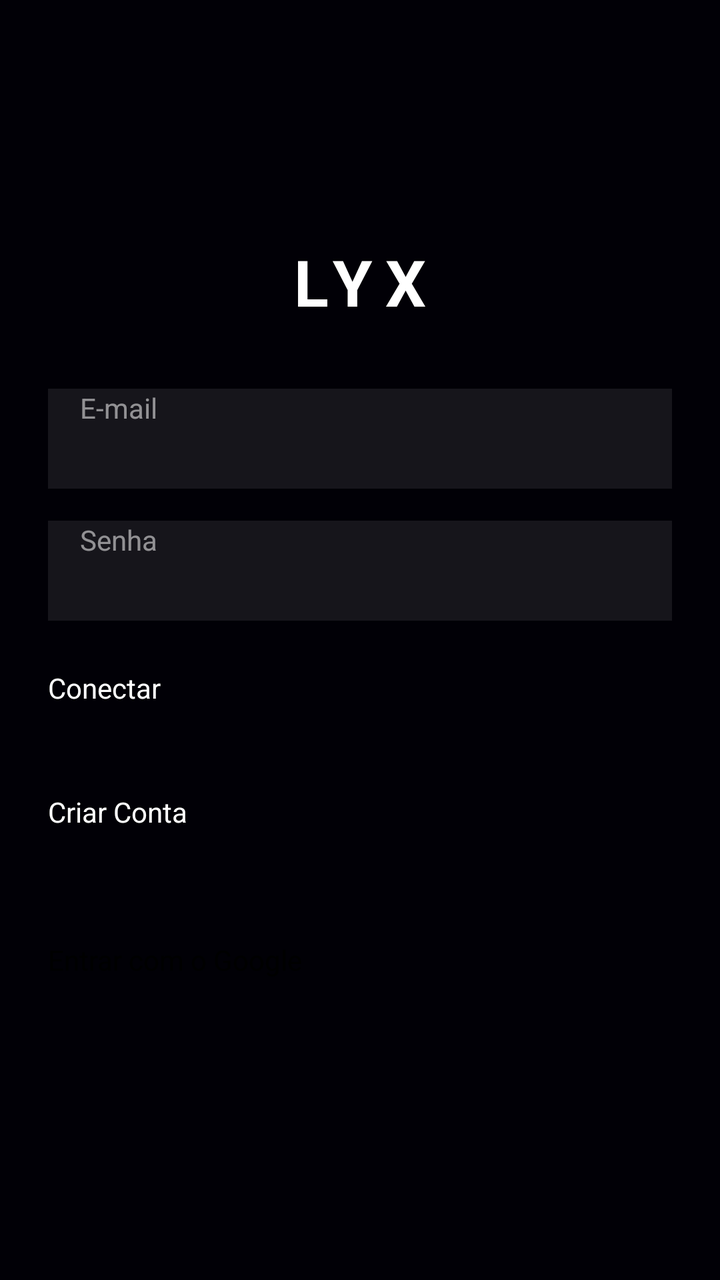
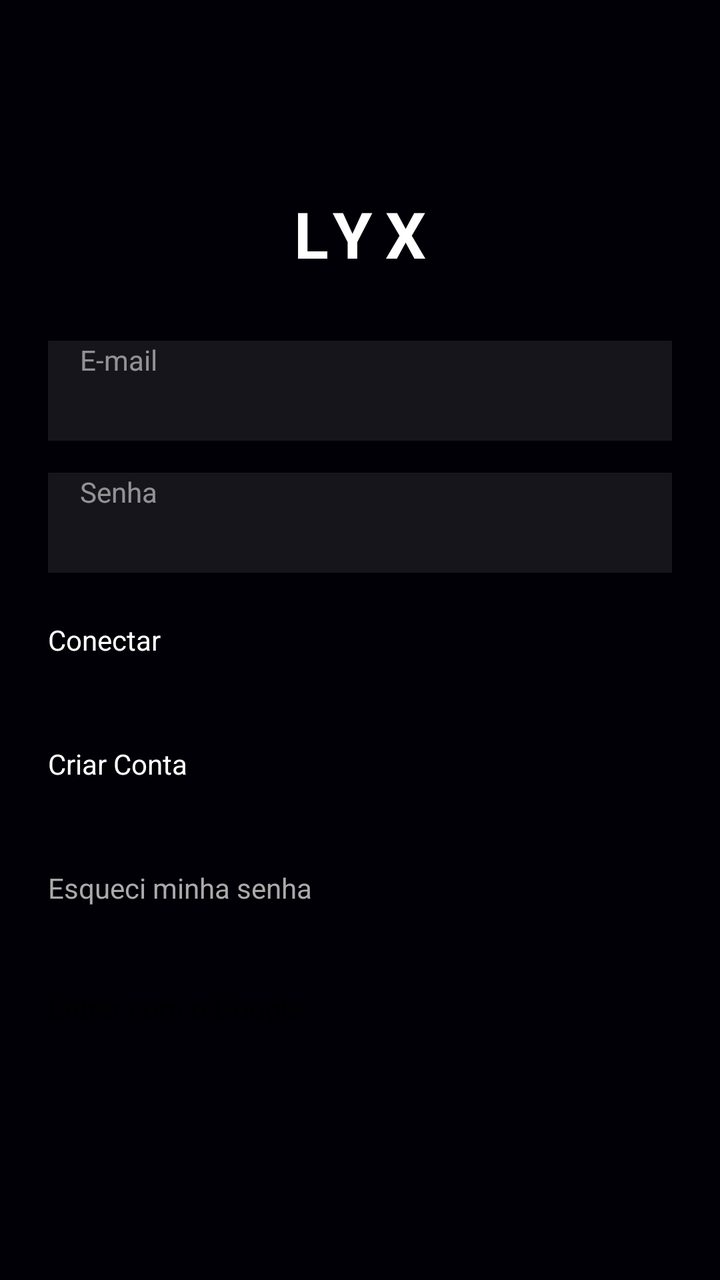

Compare the two renders of this Android layout. The source of the first and the diff that turns it into the second are given below.
<!-- AndroidManifest.xml: application theme android:Theme.Material.NoActionBar -->
<!-- res/layout/activity_main.xml -->
<?xml version="1.0" encoding="utf-8"?>
<LinearLayout xmlns:android="http://schemas.android.com/apk/res/android"
    android:layout_width="match_parent"
    android:layout_height="match_parent"
    android:background="#010006"
    android:gravity="center"
    android:orientation="vertical"
    android:padding="24dp">

    <TextView
        android:layout_width="wrap_content"
        android:layout_height="wrap_content"
        android:layout_marginBottom="32dp"
        android:letterSpacing="0.2"
        android:text="LYX"
        android:textColor="#FFFFFF"
        android:textSize="32sp"
        android:textStyle="bold" />

    <EditText
        android:id="@+id/editEmail"
        android:layout_width="match_parent"
        android:layout_height="50dp"
        android:layout_marginBottom="16dp"
        android:background="#15FFFFFF"
        android:hint="E-mail"
        android:inputType="textEmailAddress"
        android:paddingHorizontal="16dp"
        android:textColor="#FFFFFF"
        android:textColorHint="#88FFFFFF" />

    <EditText
        android:id="@+id/editSenha"
        android:layout_width="match_parent"
        android:layout_height="50dp"
        android:layout_marginBottom="24dp"
        android:background="#15FFFFFF"
        android:hint="Senha"
        android:inputType="textPassword"
        android:paddingHorizontal="16dp"
        android:textColor="#FFFFFF"
        android:textColorHint="#88FFFFFF" />

    <Button
        android:id="@+id/btnLogar"
        android:layout_width="match_parent"
        android:layout_height="50dp"
        android:layout_marginBottom="12dp"
        android:backgroundTint="#6200EE"
        android:text="Conectar"
        android:textColor="#FFFFFF" />

    <Button
        android:id="@+id/btnCadastrar"
        android:layout_width="match_parent"
        android:layout_height="50dp"
        android:layout_marginBottom="24dp"
        android:backgroundTint="#25FFFFFF"
        android:text="Criar Conta"
        android:textColor="#FFFFFF" />

    <Button
        android:id="@+id/btnGoogle"
        android:layout_width="match_parent"
        android:layout_height="50dp"
        android:backgroundTint="#FFFFFF"
        android:text="Entrar com o Google"
        android:textColor="#000000" />

</LinearLayout>
<!-- resources referenced by this layout -->
<resources>

</resources>

<!-- the commit's change to res/layout/activity_main.xml (unified diff, before → after) -->
@@ -54,10 +54,20 @@
         android:id="@+id/btnCadastrar"
         android:layout_width="match_parent"
         android:layout_height="50dp"
-        android:layout_marginBottom="24dp"
+        android:layout_marginBottom="12dp"
         android:backgroundTint="#25FFFFFF"
         android:text="Criar Conta"
         android:textColor="#FFFFFF" />
+
+    <Button
+        android:id="@+id/btnRecuperarSenha"
+        android:layout_width="match_parent"
+        android:layout_height="44dp"
+        android:layout_marginBottom="16dp"
+        android:background="@android:color/transparent"
+        android:text="Esqueci minha senha"
+        android:textColor="#AAAAAA"
+        android:textSize="14sp" />
 
     <Button
         android:id="@+id/btnGoogle"
